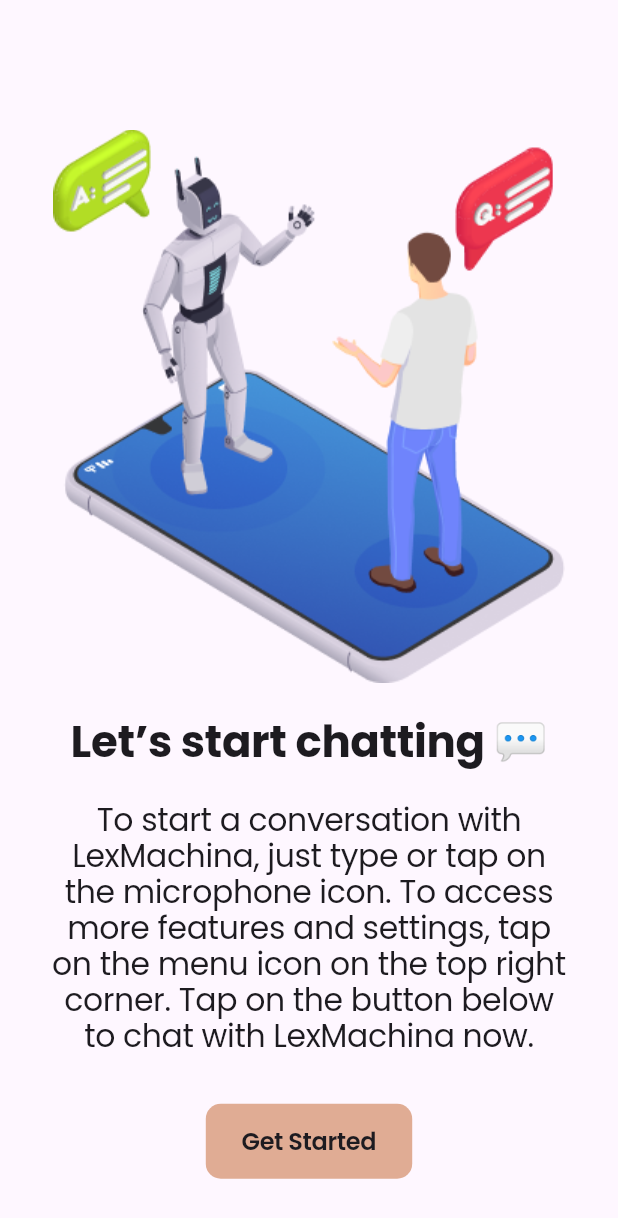
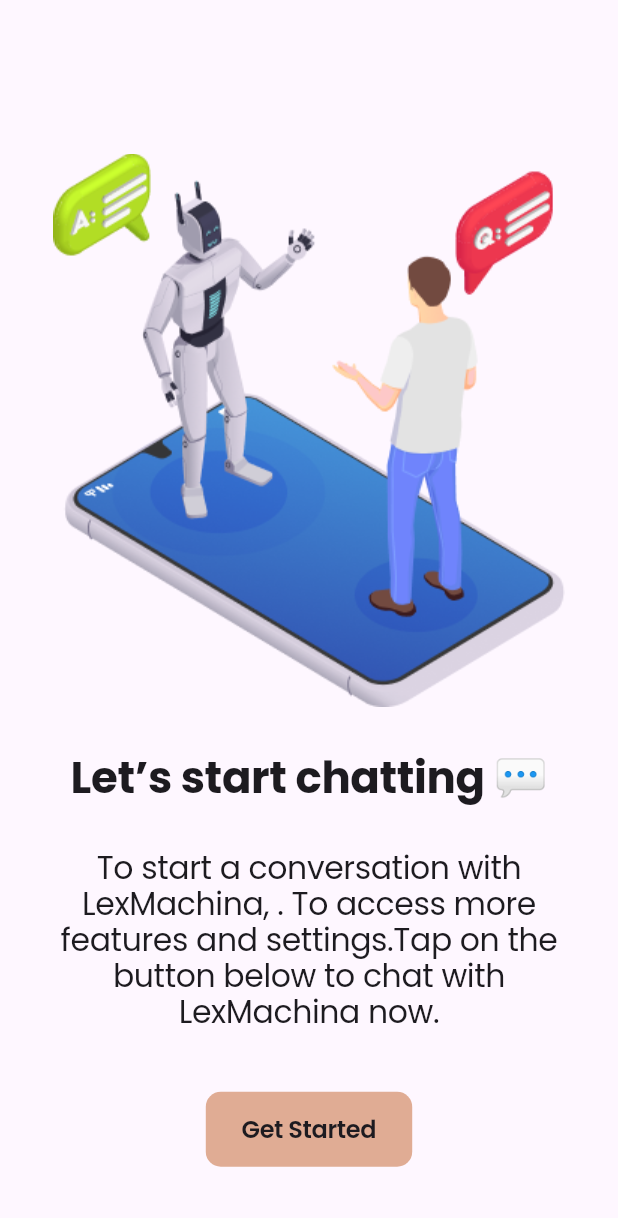
Before and after one commit to surendar-05/LexMachina, a Flutter app: the screen it shows after launch, swiped to page 3, on a phone screen of 412 x 824 dp. Shown: the top 1218 px of the screen. Run offline on Flutter 3.47's test engine with Material 3 defaults, Android fonts, the phone set to English and light mode, and no system bars; our stand-ins replace chat_bubbles, cool_alert, dots_indicator, firebase_auth, firebase_core, flutter_markdown and 5 more; missing offline and left inert: chatview; accounts and stored records are empty; generated files the repository leaves out were written again; statements that could not run were skipped.

Commit message:
Implemented Shared Preferences

```diff
--- a/lib/decision.dart
+++ b/lib/decision.dart
@@ -1,5 +1,6 @@
 import 'package:flutter/material.dart';
 import 'package:lexmachina/src/dashboard/chat_page.dart';
+import 'package:lexmachina/src/dashboard/dashboard.dart';
 import 'package:lexmachina/src/onboarding/onboarding_screen.dart';
 import 'package:shared_preferences/shared_preferences.dart';
 
@@ -28,7 +29,7 @@
           );
         } else {
           if (snapshot.hasData && snapshot.data == true) {
-            return const ChatScreen(); // Navigate to HomePage
+            return const Dashboard(); // Navigate to HomePage
           } else {
             return const OnboardScreen(); // Show Onboarding Page 1
           }
--- a/lib/src/onboarding/onboarding_screen.dart
+++ b/lib/src/onboarding/onboarding_screen.dart
@@ -1,5 +1,6 @@
 import 'package:flutter/material.dart';
 import 'package:lexmachina/src/dashboard/chat_page.dart';
+import 'package:lexmachina/src/dashboard/dashboard.dart';
 import 'textfont_getter.dart';
 import 'package:dots_indicator/dots_indicator.dart';
 import 'onboarding_widget.dart';
@@ -147,10 +148,7 @@
     Future<void> _completeOnboarding(BuildContext context) async {
     final prefs = await SharedPreferences.getInstance();
     await prefs.setBool('onboarding_complete', true); // Set the flag to true
-    Navigator.pushReplacement(
-      context,
-      MaterialPageRoute(builder: (context) => const ChatScreen()), // Navigate to HomePage
-    );
+      context.go('/dashboard');
   }
 
   @override
@@ -159,7 +157,7 @@
       imagePath: 'assets/onboard/onboard_3.png',
       title: "Let’s start chatting 💬",
       description:
-          "To start a conversation with LexMachina, just type or tap on the microphone icon. To access more features and settings, tap on the menu icon on the top right corner. Tap on the button below to chat with LexMachina now.",
+          "To start a conversation with LexMachina, . To access more features and settings.Tap on the button below to chat with LexMachina now.",
       child: Padding(
         padding: const EdgeInsets.only(top: 10, bottom: 15),
         child: FilledButton(
```
